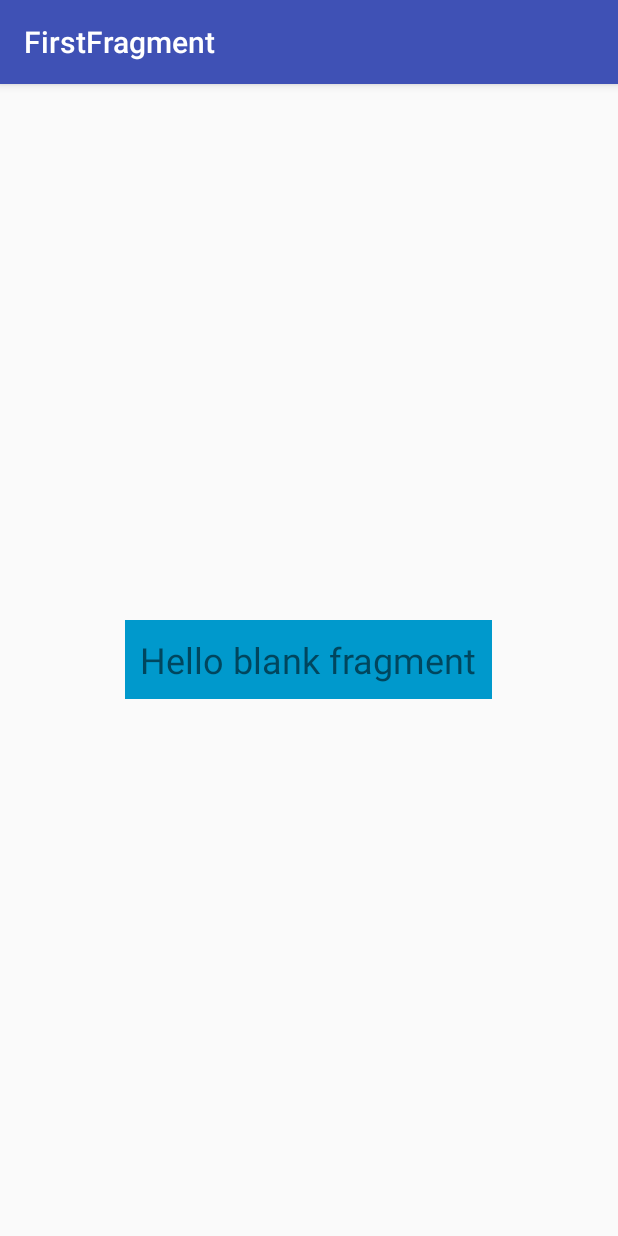
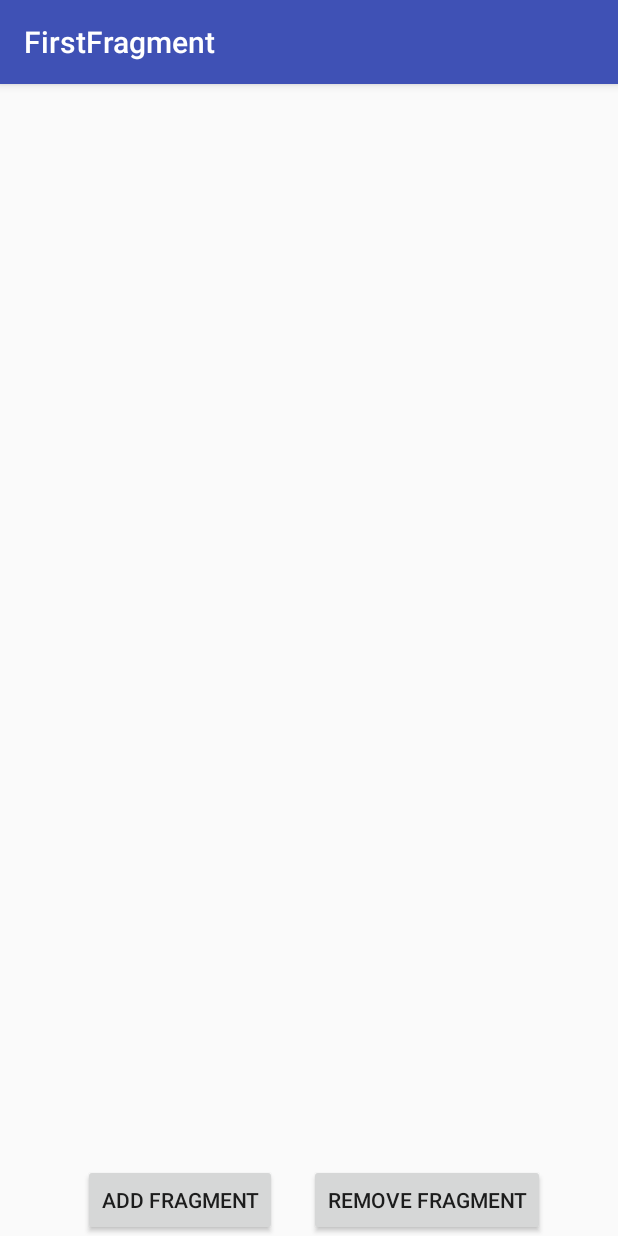
Before and after one commit to natansh25/FirstFragment, an Android app: the screen it shows after launch (MainActivity), on a phone screen of 412 x 824 dp. Run offline under Robolectric (Android 15) with nearby library versions, the phone set to English and light mode, and no system bars.

Commit message:
add and remove of a fragment programatically

```diff
--- a/app/src/main/res/layout/activity_main.xml
+++ b/app/src/main/res/layout/activity_main.xml
@@ -6,17 +6,37 @@
     android:layout_height="match_parent"
     tools:context="com.example.natan.firstfragment.MainActivity">
 
-    <fragment
+    <FrameLayout
         android:layout_width="wrap_content"
         android:layout_height="wrap_content"
-        android:id="@+id/simplefragment"
-        class="com.example.natan.firstfragment.SimpleFragment"
+        android:id="@+id/fragmentContainer"
         android:layout_centerInParent="true"
-        tools:layout="@layout/fragment_blank"
+
 
         />
 
+    <Button
+        android:id="@+id/button"
+        android:layout_width="wrap_content"
+        android:layout_height="wrap_content"
+        android:text="Add Fragment"
+        android:onClick="clickHandler"
+        android:layout_alignParentBottom="true"
+        android:layout_toLeftOf="@+id/fragmentContainer"
+        android:layout_toStartOf="@+id/fragmentContainer"
+        android:layout_marginRight="21dp"
+        android:layout_marginEnd="21dp" />
 
+    <Button
+        android:id="@+id/button2"
+        android:layout_width="wrap_content"
+        android:layout_height="wrap_content"
+
+        android:onClick="clickHandlerRm"
+        android:text="Remove Fragment"
+        android:layout_alignParentBottom="true"
+        android:layout_toRightOf="@+id/fragmentContainer"
+        android:layout_toEndOf="@+id/fragmentContainer" />
 
 
 </RelativeLayout>
```
Also changed, not shown: app/src/main/java/com/example/natan/firstfragment/MainActivity.java (+34 -0 lines).
